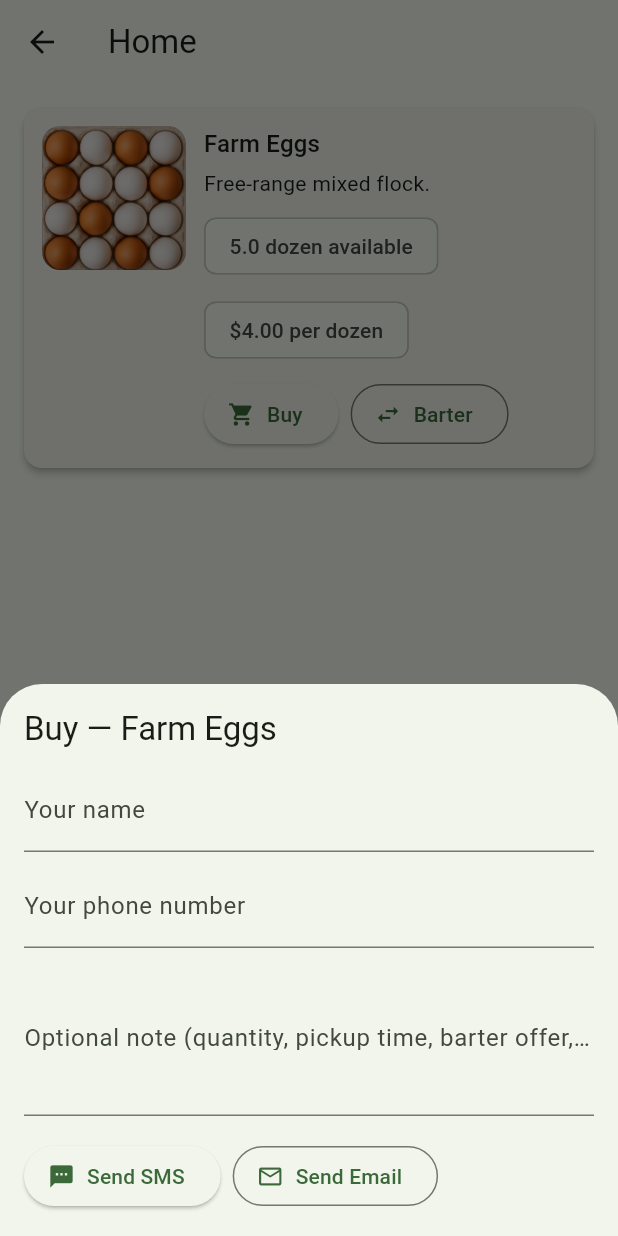
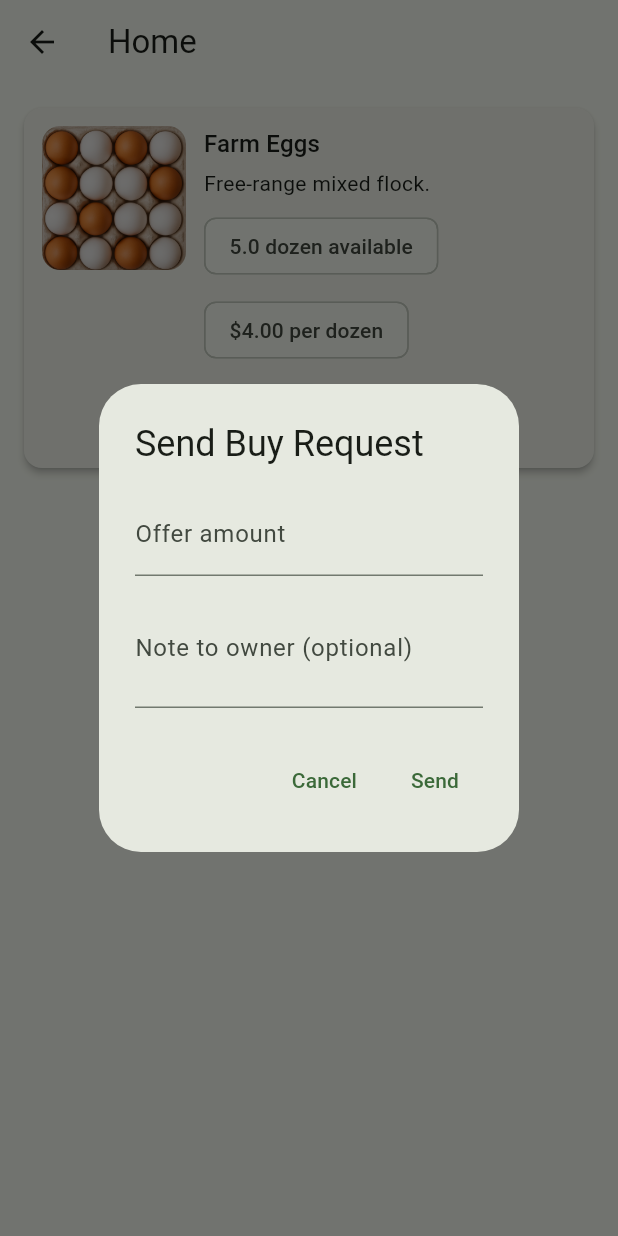
Before and after one commit to TKleman3/BuyBarter, a Flutter app: the ProduceListScreen screen opened directly, after a tap on "Buy", on a phone screen of 412 x 824 dp. Run offline on Flutter 3.47's test engine with Material 3 defaults, Android fonts, the phone set to English and light mode, and no system bars; our stand-ins replace cloud_firestore, firebase_auth, firebase_core, flutter_riverpod; accounts and stored records are empty.

```diff
--- a/assets/produce.json
+++ b/assets/produce.json
@@ -1,6 +1,7 @@
 [
 {
 "id": "eggs",
+"ownerId": "farmer_john",
 "title": "Farm Eggs",
 "unit": "dozen",
 "quantity": 5,
--- a/lib/models/produce_item.dart
+++ b/lib/models/produce_item.dart
@@ -1,5 +1,6 @@
 class ProduceItem {
   final String id;
+  final String ownerId;
   final String title;
   final String unit;
   final double quantity;
@@ -9,6 +10,7 @@ class ProduceItem {
 
   const ProduceItem({
     required this.id,
+    required this.ownerId,
     required this.title,
     required this.unit,
     required this.quantity,
@@ -19,6 +21,7 @@ class ProduceItem {
 
   factory ProduceItem.fromJson(Map<String, dynamic> j) => ProduceItem(
         id: j['id'] as String,
+        ownerId: j['ownerId'] as String,
         title: j['title'] as String,
         unit: j['unit'] as String,
         quantity: (j['quantity'] as num).toDouble(),
--- a/lib/screens/produce_list_screen.dart
+++ b/lib/screens/produce_list_screen.dart
@@ -1,17 +1,28 @@
 import 'package:flutter/material.dart';
+import 'package:flutter_riverpod/flutter_riverpod.dart';
+
 import '../data/produce_repository.dart';
 import '../models/produce_item.dart';
 import '../widgets/produce_tile.dart';
 import '../widgets/intent_form_sheet.dart';
 
-class ProduceListScreen extends StatefulWidget {
+// NEW: Firebase + Requests
+import '../core/firebase_providers.dart';
+import '../data/request_repository.dart';
+
+/// Shows the list of posted produce items.
+///
+/// Now extends ConsumerStatefulWidget so we can:
+/// - Still use the existing FutureBuilder for data
+/// - Also access Riverpod providers (Firebase + RequestRepository)
+class ProduceListScreen extends ConsumerStatefulWidget {
   const ProduceListScreen({super.key});
 
   @override
-  State<ProduceListScreen> createState() => _ProduceListScreenState();
+  ConsumerState<ProduceListScreen> createState() => _ProduceListScreenState();
 }
 
-class _ProduceListScreenState extends State<ProduceListScreen> {
+class _ProduceListScreenState extends ConsumerState<ProduceListScreen> {
   final _repo = const ProduceRepository();
   late final Future<List<ProduceItem>> _future = _repo.fetchAll();
 
@@ -28,19 +39,24 @@ class _ProduceListScreenState extends State<ProduceListScreen> {
           if (snap.hasError) {
             return Center(child: Text('Error: ${snap.error}'));
           }
+
           final items = snap.data ?? const <ProduceItem>[];
           if (items.isEmpty) {
             return const Center(child: Text('No produce posted yet.'));
           }
+
           return ListView.separated(
             padding: const EdgeInsets.all(12),
             itemCount: items.length,
             separatorBuilder: (_, __) => const SizedBox(height: 12),
             itemBuilder: (context, i) {
               final item = items[i];
+
               return ProduceTile(
                 item: item,
-                onBuy: () => _openIntentSheet(item, 'Buy'),
+                // BUY: now goes through Firebase Requests
+                onBuy: () => _showBuyRequestDialog(item),
+                // BARTER: keep your existing bottom sheet for now
                 onBarter: () => _openIntentSheet(item, 'Barter'),
               );
             },
@@ -50,6 +66,8 @@ class _ProduceListScreenState extends State<ProduceListScreen> {
     );
   }
 
+  /// Opens your existing bottom sheet (legacy behavior).
+  /// We keep this for BARTER until we wire barter requests properly.
   void _openIntentSheet(ProduceItem item, String intent) {
     showModalBottomSheet(
       context: context,
@@ -57,4 +75,90 @@ class _ProduceListScreenState extends State<ProduceListScreen> {
       builder: (context) => IntentFormSheet(item: item, intent: intent),
     );
   }
+
+  /// NEW: Show a simple dialog to collect a BUY offer,
+  /// then create a Request document in Firestore.
+  Future<void> _showBuyRequestDialog(ProduceItem item) async {
+    final priceCtrl = TextEditingController();
+    final noteCtrl = TextEditingController();
+
+    final result = await showDialog<bool>(
+      context: context,
+      builder: (ctx) {
+        return AlertDialog(
+          title: const Text('Send Buy Request'),
+          content: Column(
+            mainAxisSize: MainAxisSize.min,
+            children: [
+              TextField(
+                controller: priceCtrl,
+                keyboardType: TextInputType.number,
+                decoration: const InputDecoration(
+                  labelText: 'Offer amount',
+                ),
+              ),
+              const SizedBox(height: 8),
+              TextField(
+                controller: noteCtrl,
+                maxLines: 2,
+                decoration: const InputDecoration(
+                  labelText: 'Note to owner (optional)',
+                ),
+              ),
+            ],
+          ),
+          actions: [
+            TextButton(
+              onPressed: () => Navigator.of(ctx).pop(false),
+              child: const Text('Cancel'),
+            ),
+            TextButton(
+              onPressed: () => Navigator.of(ctx).pop(true),
+              child: const Text('Send'),
+            ),
+          ],
+        );
+      },
+    );
+
+    if (result != true) {
+      // User cancelled the dialog.
+      return;
+    }
+
+    final price = num.tryParse(priceCtrl.text.trim());
+    if (price == null || price <= 0) {
+      ScaffoldMessenger.of(context).showSnackBar(
+        const SnackBar(content: Text('Please enter a valid amount.')),
+      );
+      return;
+    }
+
+    try {
+      // Get current user ID from Riverpod (must be signed in).
+      final buyerId = ref.read(currentUserIdProvider);
+      // Get the RequestRepository from Riverpod.
+      final requestRepo = ref.read(requestRepositoryProvider);
+
+      // TODO: adjust these to match your ProduceItem fields.
+      final listingId = item.id;        // e.g. item.id
+      final sellerId = item.ownerId;    // e.g. item.ownerId or item.userId
+
+      await requestRepo.createBuyRequest(
+        listingId: listingId,
+        sellerId: sellerId,
+        buyerId: buyerId,
+        priceOffered: price,
+        message: noteCtrl.text.trim().isEmpty ? null : noteCtrl.text.trim(),
+      );
+
+      ScaffoldMessenger.of(context).showSnackBar(
+        const SnackBar(content: Text('Request sent')),
+      );
+    } catch (e) {
+      ScaffoldMessenger.of(context).showSnackBar(
+        SnackBar(content: Text('Failed to send request: $e')),
+      );
+    }
+  }
 }
```
